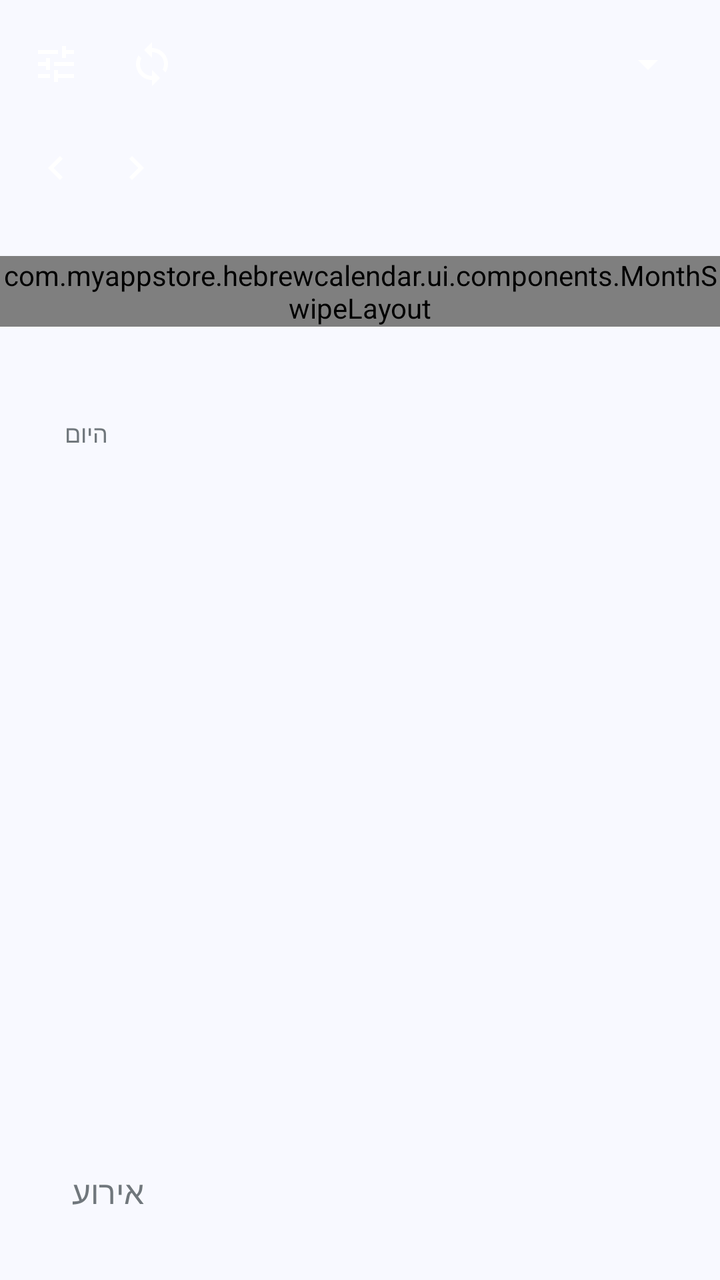
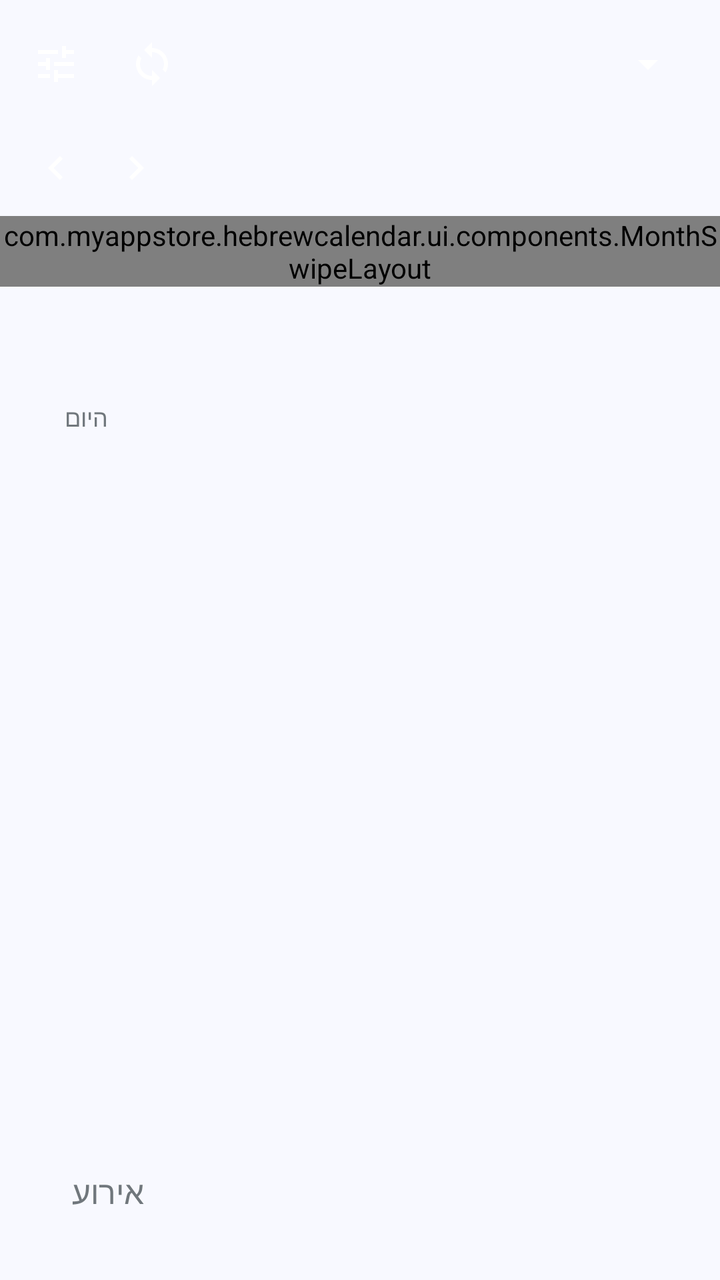

The first picture is an Android layout as it rendered before a commit; the second is the same layout after the commit. The layout source and the unified diff follow.
<!-- AndroidManifest.xml: application theme Theme.HebrewCalendar -->
<!-- res/layout/activity_main.xml -->
<?xml version="1.0" encoding="utf-8"?>
<FrameLayout xmlns:android="http://schemas.android.com/apk/res/android"
    android:id="@+id/root"
    android:layout_width="match_parent"
    android:layout_height="match_parent"
    android:layoutDirection="rtl">

    <LinearLayout
        android:layout_width="match_parent"
        android:layout_height="match_parent"
        android:orientation="vertical">

        
        <LinearLayout
            android:layout_width="match_parent"
            android:layout_height="64dp"
            android:gravity="center_vertical"
            android:orientation="horizontal"
            android:paddingStart="16dp"
            android:paddingEnd="4dp">

            <LinearLayout
                android:id="@+id/title_area"
                android:layout_width="wrap_content"
                android:layout_height="48dp"
                android:background="?android:attr/selectableItemBackground"
                android:gravity="center_vertical"
                android:orientation="horizontal">

                <TextView
                    android:id="@+id/title_month"
                    android:layout_width="wrap_content"
                    android:layout_height="wrap_content"
                    android:textSize="28sp" />

                <TextView
                    android:id="@+id/title_year"
                    android:layout_width="wrap_content"
                    android:layout_height="wrap_content"
                    android:layout_marginStart="8dp"
                    android:textSize="16sp" />

                <ImageView
                    android:id="@+id/title_dropdown"
                    android:layout_width="24dp"
                    android:layout_height="24dp"
                    android:importantForAccessibility="no"
                    android:src="@drawable/ic_arrow_drop_down" />
            </LinearLayout>

            <View
                android:layout_width="0dp"
                android:layout_height="1dp"
                android:layout_weight="1" />

            <FrameLayout
                android:id="@+id/button_today"
                android:layout_width="48dp"
                android:layout_height="48dp"
                android:background="?android:attr/selectableItemBackgroundBorderless"
                android:contentDescription="@string/today">

                <TextView
                    android:id="@+id/today_icon"
                    android:layout_width="22dp"
                    android:layout_height="22dp"
                    android:layout_gravity="center"
                    android:gravity="center"
                    android:paddingTop="2dp"
                    android:textSize="10sp"
                    android:textStyle="bold" />
            </FrameLayout>

            <ImageView
                android:id="@+id/button_sync"
                android:layout_width="48dp"
                android:layout_height="48dp"
                android:background="?android:attr/selectableItemBackgroundBorderless"
                android:contentDescription="@string/sync_now"
                android:scaleType="center"
                android:src="@drawable/ic_sync" />

            <ImageView
                android:id="@+id/button_settings"
                android:layout_width="48dp"
                android:layout_height="48dp"
                android:background="?android:attr/selectableItemBackgroundBorderless"
                android:contentDescription="@string/customize"
                android:scaleType="center"
                android:src="@drawable/ic_tune" />
        </LinearLayout>

        <LinearLayout
            android:layout_width="match_parent"
            android:layout_height="wrap_content"
            android:gravity="center_vertical"
            android:orientation="horizontal"
            android:paddingStart="16dp"
            android:paddingEnd="8dp">

            <TextView
                android:id="@+id/subtitle"
                android:layout_width="0dp"
                android:layout_height="wrap_content"
                android:layout_weight="1"
                android:textSize="14sp" />

            <ImageView
                android:id="@+id/button_previous"
                android:layout_width="40dp"
                android:layout_height="40dp"
                android:background="?android:attr/selectableItemBackgroundBorderless"
                android:contentDescription="@string/previous_month"
                android:scaleType="center"
                android:src="@drawable/ic_chevron_right" />

            <ImageView
                android:id="@+id/button_next"
                android:layout_width="40dp"
                android:layout_height="40dp"
                android:background="?android:attr/selectableItemBackgroundBorderless"
                android:contentDescription="@string/next_month"
                android:scaleType="center"
                android:src="@drawable/ic_chevron_left" />
        </LinearLayout>

        <LinearLayout
            android:id="@+id/mode_group"
            android:layout_width="match_parent"
            android:layout_height="wrap_content"
            android:layout_marginHorizontal="16dp"
            android:layout_marginTop="8dp"
            android:layout_marginBottom="12dp" />

        <LinearLayout
            android:id="@+id/weekday_header"
            android:layout_width="match_parent"
            android:layout_height="wrap_content"
            android:orientation="horizontal"
            android:paddingBottom="4dp" />

        <com.myappstore.hebrewcalendar.ui.components.MonthSwipeLayout
            android:id="@+id/month_grid"
            android:layout_width="match_parent"
            android:layout_height="wrap_content"
            android:orientation="vertical" />

        
        <LinearLayout
            android:id="@+id/sheet"
            android:layout_width="match_parent"
            android:layout_height="0dp"
            android:layout_marginTop="12dp"
            android:layout_weight="1"
            android:orientation="vertical"
            android:paddingHorizontal="16dp">

            <View
                android:id="@+id/sheet_handle"
                android:layout_width="32dp"
                android:layout_height="4dp"
                android:layout_gravity="center_horizontal"
                android:layout_marginTop="12dp"
                android:layout_marginBottom="12dp" />

            <ScrollView
                android:layout_width="match_parent"
                android:layout_height="match_parent">

                <LinearLayout
                    android:layout_width="match_parent"
                    android:layout_height="wrap_content"
                    android:orientation="vertical"
                    android:paddingBottom="88dp">

                    <LinearLayout
                        android:layout_width="match_parent"
                        android:layout_height="wrap_content"
                        android:orientation="horizontal"
                        android:paddingHorizontal="4dp">

                        <LinearLayout
                            android:layout_width="0dp"
                            android:layout_height="wrap_content"
                            android:layout_weight="1"
                            android:orientation="vertical">

                            <TextView
                                android:id="@+id/sheet_title"
                                android:layout_width="wrap_content"
                                android:layout_height="wrap_content" />

                            <TextView
                                android:id="@+id/sheet_subtitle"
                                android:layout_width="wrap_content"
                                android:layout_height="wrap_content" />
                        </LinearLayout>

                        <TextView
                            android:id="@+id/sheet_badge"
                            android:layout_width="wrap_content"
                            android:layout_height="wrap_content"
                            android:paddingHorizontal="12dp"
                            android:paddingVertical="5dp"
                            android:text="@string/today"
                            android:textSize="12sp" />
                    </LinearLayout>

                    <TextView
                        android:id="@+id/sheet_holidays"
                        android:layout_width="wrap_content"
                        android:layout_height="wrap_content"
                        android:layout_marginTop="4dp"
                        android:paddingHorizontal="4dp" />

                    <TextView
                        android:id="@+id/permission_card"
                        android:layout_width="match_parent"
                        android:layout_height="wrap_content"
                        android:layout_marginTop="12dp"
                        android:padding="16dp"
                        android:textSize="14sp"
                        android:visibility="gone" />

                    <LinearLayout
                        android:id="@+id/events_container"
                        android:layout_width="match_parent"
                        android:layout_height="wrap_content"
                        android:layout_marginTop="8dp"
                        android:orientation="vertical" />

                    <TextView
                        android:id="@+id/zmanim_title"
                        android:layout_width="wrap_content"
                        android:layout_height="wrap_content"
                        android:layout_marginTop="20dp"
                        android:fontFamily="sans-serif-medium"
                        android:paddingHorizontal="4dp" />

                    <LinearLayout
                        android:id="@+id/zmanim_container"
                        android:layout_width="match_parent"
                        android:layout_height="wrap_content"
                        android:layout_marginTop="8dp"
                        android:layout_marginBottom="16dp"
                        android:orientation="vertical" />
                </LinearLayout>
            </ScrollView>
        </LinearLayout>
    </LinearLayout>

    
    <TextView
        android:id="@+id/fab"
        android:layout_width="wrap_content"
        android:layout_height="56dp"
        android:layout_gravity="bottom|end"
        android:layout_margin="16dp"
        android:drawablePadding="12dp"
        android:elevation="6dp"
        android:fontFamily="sans-serif-medium"
        android:gravity="center"
        android:paddingStart="16dp"
        android:paddingEnd="20dp"
        android:text="@string/new_event"
        android:textSize="16sp" />
</FrameLayout>
<!-- resources referenced by this layout -->
<resources>
  <!-- drawable ic_arrow_drop_down (drawable) -->
  <?xml version="1.0" encoding="utf-8"?>
  <vector xmlns:android="http://schemas.android.com/apk/res/android"
      android:width="24dp"
      android:height="24dp"
      android:viewportWidth="24"
      android:viewportHeight="24">
      <path
          android:fillColor="#FFFFFFFF"
          android:pathData="M7,10l5,5 5,-5z" />
  </vector>
  <!-- drawable ic_chevron_left (drawable) -->
  <?xml version="1.0" encoding="utf-8"?>
  <vector xmlns:android="http://schemas.android.com/apk/res/android"
      android:width="24dp"
      android:height="24dp"
      android:viewportWidth="24"
      android:viewportHeight="24">
      <path
          android:fillColor="#FFFFFFFF"
          android:pathData="M15.41,7.41L14,6l-6,6 6,6 1.41,-1.41L10.83,12z" />
  </vector>
  <!-- drawable ic_chevron_right (drawable) -->
  <?xml version="1.0" encoding="utf-8"?>
  <vector xmlns:android="http://schemas.android.com/apk/res/android"
      android:width="24dp"
      android:height="24dp"
      android:viewportWidth="24"
      android:viewportHeight="24">
      <path
          android:fillColor="#FFFFFFFF"
          android:pathData="M10,6L8.59,7.41 13.17,12l-4.58,4.59L10,18l6,-6z" />
  </vector>
  <!-- drawable ic_sync (drawable) -->
  <?xml version="1.0" encoding="utf-8"?>
  <vector xmlns:android="http://schemas.android.com/apk/res/android"
      android:width="24dp"
      android:height="24dp"
      android:viewportWidth="24"
      android:viewportHeight="24">
      <path
          android:fillColor="#FFFFFFFF"
          android:pathData="M12,4V1L8,5l4,4V6c3.31,0 6,2.69 6,6 0,1.01 -0.25,1.97 -0.7,2.8l1.46,1.46C19.54,15.03 20,13.57 20,12c0,-4.42 -3.58,-8 -8,-8zM12,18c-3.31,0 -6,-2.69 -6,-6 0,-1.01 0.25,-1.97 0.7,-2.8L5.24,7.74C4.46,8.97 4,10.43 4,12c0,4.42 3.58,8 8,8v3l4,-4 -4,-4v3z" />
  </vector>
  <!-- drawable ic_tune (drawable) -->
  <?xml version="1.0" encoding="utf-8"?>
  <vector xmlns:android="http://schemas.android.com/apk/res/android"
      android:width="24dp"
      android:height="24dp"
      android:viewportWidth="24"
      android:viewportHeight="24">
      <path
          android:fillColor="#FFFFFFFF"
          android:pathData="M3,17v2h6v-2H3zM3,5v2h10V5H3zM13,21v-2h8v-2h-8v-2h-2v6h2zM7,9v2H3v2h4v2h2V9H7zM21,13v-2H11v2h10zM15,9h2V7h4V5h-4V3h-2v6z" />
  </vector>
  <string name="customize">התאמה אישית</string>
  <string name="new_event">אירוע</string>
  <string name="next_month">החודש הבא</string>
  <string name="previous_month">החודש הקודם</string>
  <string name="sync_now">סנכרון</string>
  <string name="today">היום</string>
  <style name="Theme.HebrewCalendar" parent="android:Theme.DeviceDefault.Light.NoActionBar">
          <item name="android:windowBackground">@color/window_background</item>
      </style>
  <color name="window_background">#FFF8F9FF</color>
</resources>

<!-- the commit's change to res/layout/activity_main.xml (unified diff, before → after) -->
@@ -9,6 +9,13 @@
         android:layout_width="match_parent"
         android:layout_height="match_parent"
         android:orientation="vertical">
+
+        
+        <LinearLayout
+            android:id="@+id/top_area"
+            android:layout_width="match_parent"
+            android:layout_height="wrap_content"
+            android:orientation="vertical">
 
         
         <LinearLayout
@@ -52,6 +59,17 @@
                 android:layout_width="0dp"
                 android:layout_height="1dp"
                 android:layout_weight="1" />
+
+            <TextView
+                android:id="@+id/button_mode"
+                android:layout_width="wrap_content"
+                android:layout_height="32dp"
+                android:layout_marginEnd="4dp"
+                android:fontFamily="sans-serif-medium"
+                android:gravity="center"
+                android:minWidth="48dp"
+                android:paddingHorizontal="12dp"
+                android:textSize="13sp" />
 
             <FrameLayout
                 android:id="@+id/button_today"
@@ -124,13 +142,6 @@
                 android:src="@drawable/ic_chevron_left" />
         </LinearLayout>
 
-        <LinearLayout
-            android:id="@+id/mode_group"
-            android:layout_width="match_parent"
-            android:layout_height="wrap_content"
-            android:layout_marginHorizontal="16dp"
-            android:layout_marginTop="8dp"
-            android:layout_marginBottom="12dp" />
 
         <LinearLayout
             android:id="@+id/weekday_header"
@@ -144,6 +155,8 @@
             android:layout_width="match_parent"
             android:layout_height="wrap_content"
             android:orientation="vertical" />
+
+        </LinearLayout>
 
         
         <LinearLayout
@@ -155,13 +168,18 @@
             android:orientation="vertical"
             android:paddingHorizontal="16dp">
 
-            <View
-                android:id="@+id/sheet_handle"
-                android:layout_width="32dp"
-                android:layout_height="4dp"
-                android:layout_gravity="center_horizontal"
-                android:layout_marginTop="12dp"
-                android:layout_marginBottom="12dp" />
+            <FrameLayout
+                android:id="@+id/sheet_handle_area"
+                android:layout_width="match_parent"
+                android:layout_height="40dp"
+                android:contentDescription="@string/expand_day">
+
+                <View
+                    android:id="@+id/sheet_handle"
+                    android:layout_width="40dp"
+                    android:layout_height="5dp"
+                    android:layout_gravity="center" />
+            </FrameLayout>
 
             <ScrollView
                 android:layout_width="match_parent"
<!-- resource entries referenced after the edit -->
@@ -56,6 +56,7 @@
           android:pathData="M3,17v2h6v-2H3zM3,5v2h10V5H3zM13,21v-2h8v-2h-8v-2h-2v6h2zM7,9v2H3v2h4v2h2V9H7zM21,13v-2H11v2h10zM15,9h2V7h4V5h-4V3h-2v6z" />
   </vector>
   <string name="customize">התאמה אישית</string>
+  <string name="expand_day">הרחבת פרטי היום למסך מלא</string>
   <string name="new_event">אירוע</string>
   <string name="next_month">החודש הבא</string>
   <string name="previous_month">החודש הקודם</string>
